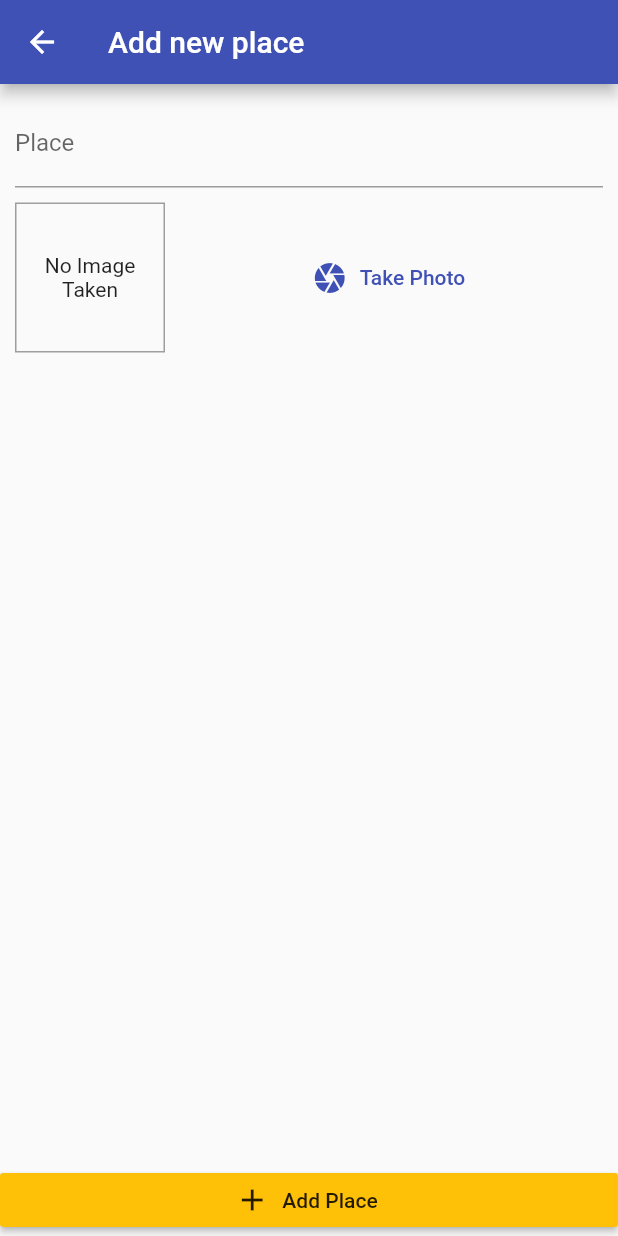
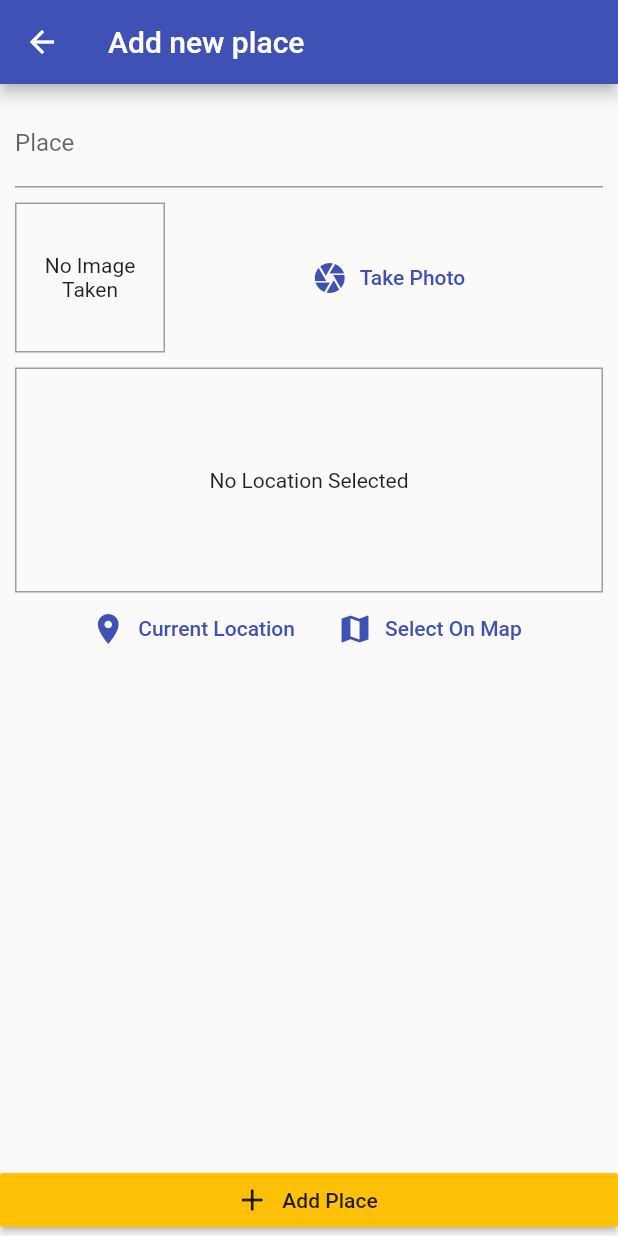
Before and after one commit to hasibulHossain/great-places, a Flutter app: the AddPlace screen opened directly, on a phone screen of 412 x 824 dp. Run offline on Flutter 3.47's test engine with Material 2 defaults, Android fonts, the phone set to English and light mode, and no system bars; our stand-ins replace geolocator, image_picker, sqflite; accounts and stored records are empty.

Commit message:
added geolocator package and location helper method

```diff
--- /dev/null
+++ b/lib/helpers/location_helpers/location_helper.dart
@@ -0,0 +1,7 @@
+const GOOGLE_MAP_API = 'AIzaSyB2RKoVBuly5gt_Jpc9wB_DyBU6Am8VSes';
+
+class LocationHelper {
+  static String generateLocationPreviewUrl({required double latitude, required double longitude}) {
+    return 'https://maps.googleapis.com/maps/api/staticmap?center=$latitude,$longitude&zoom=13&size=600x300&maptype=roadmap&markers=color:red%7Clabel:C%7C$latitude,$longitude&key=$GOOGLE_MAP_API';
+  }
+}
--- a/lib/screens/add_place/add_place_screen.dart
+++ b/lib/screens/add_place/add_place_screen.dart
@@ -13,6 +13,7 @@ import '../../providers/places/places.dart';
 
 // widgets
 import '../../widgets/image_input/image_input.dart';
+import '../../widgets/location_input/location_input.dart';
 
 class AddPlace extends StatefulWidget {
   AddPlace({Key? key}) : super(key: key);
@@ -58,7 +59,9 @@ class _AddPlaceState extends State<AddPlace> {
                           const InputDecoration(labelText: 'Place', hintText: 'Dhaka'),
                     ),
                     const SizedBox(height: 10),
-                    ImageInput(_selectImage)
+                    ImageInput(_selectImage),
+                    const SizedBox(height: 10,),
+                    const LocationInput()
                   ],
                 ),
               ),
--- /dev/null
+++ b/lib/widgets/location_input/location_input.dart
@@ -0,0 +1,117 @@
+// Core
+
+// Flutter Sdks
+import 'package:flutter/material.dart';
+
+// Packages
+import 'package:geolocator/geolocator.dart';
+import 'package:great_places/helpers/location_helpers/location_helper.dart';
+
+// Providers
+
+// Screens
+
+// Widgets
+
+// Helpers
+import '../../helpers/db_helpers/db_helper.dart';
+
+class LocationInput extends StatefulWidget {
+  const LocationInput({Key? key}) : super(key: key);
+
+  @override
+  State<LocationInput> createState() => _LocationInputState();
+}
+
+class _LocationInputState extends State<LocationInput> {
+  String? _previewImageUrl;
+
+  Future<Position> _determinePosition() async {
+  bool serviceEnabled;
+  LocationPermission permission;
+
+  // Test if location services are enabled.
+  serviceEnabled = await Geolocator.isLocationServiceEnabled();
+  if (!serviceEnabled) {
+    // Location services are not enabled don't continue
+    // accessing the position and request users of the
+    // App to enable the location services.
+    return Future.error('Location services are disabled.');
+  }
+
+  permission = await Geolocator.checkPermission();
+  if (permission == LocationPermission.denied) {
+    permission = await Geolocator.requestPermission();
+    if (permission == LocationPermission.denied) {
+      // Permissions are denied, next time you could try
+      // requesting permissions again (this is also where
+      // Android's shouldShowRequestPermissionRationale
+      // returned true. According to Android guidelines
+      // your App should show an explanatory UI now.
+      return Future.error('Location permissions are denied');
+    }
+  }
+
+  if (permission == LocationPermission.deniedForever) {
+    // Permissions are denied forever, handle appropriately.
+    return Future.error(
+      'Location permissions are permanently denied, we cannot request permissions.');
+  }
+
+  // When we reach here, permissions are granted and we can
+  // continue accessing the position of the device.
+  return await Geolocator.getCurrentPosition();
+}
+
+  @override
+  Widget build(BuildContext context) {
+    return Column(
+      children: [
+        Container(
+          height: 150,
+          alignment: Alignment.center,
+          width: double.infinity,
+          decoration: BoxDecoration(border: Border.all(color: Colors.grey)),
+          padding: const EdgeInsets.all(5),
+          child: _previewImageUrl != null
+              ? Image.network(
+                  _previewImageUrl!,
+                  fit: BoxFit.cover,
+                  width: double.infinity,
+                )
+              : const Text('No Location Selected', textAlign: TextAlign.center,),
+        ),
+        Row(
+          mainAxisAlignment: MainAxisAlignment.center,
+          children: [
+            FlatButton.icon(textColor: Theme.of(context).primaryColor, onPressed: () async {
+              try {
+                final Position position = await _determinePosition();
+                print(
+                  ''' accuracy: ${position.accuracy},
+                      altitude: ${position.altitude},
+                      floor: ${position.floor},
+                      latitude: ${position.latitude},
+                      longitude: ${position.longitude},
+                      speed: ${position.speed},
+                  '''
+                );
+
+                final staticMapImageUrl = LocationHelper.generateLocationPreviewUrl(latitude: position.latitude, longitude: position.longitude);
+
+                setState(() {
+                  _previewImageUrl = staticMapImageUrl;
+                });
+
+              } catch (e) {
+                print(' error: ${e} ');
+              }
+            }, icon: const Icon(Icons.location_on), label: const Text('Current Location')),
+            const SizedBox(height:10),
+            FlatButton.icon(textColor: Theme.of(context).primaryColor, onPressed: () {}, icon: Icon(Icons.map), label: const Text('Select On Map')),
+          ],
+        )
+      ],
+    );
+  }
+}
--- a/pubspec.yaml
+++ b/pubspec.yaml
@@ -39,6 +39,7 @@ dependencies:
   path_provider: ^2.0.9
   path: ^1.8.0
   sqflite: ^2.0.2
+  geolocator: ^8.2.0
 
 dev_dependencies:
   flutter_test:
```
Also changed, not shown: pubspec.lock, 1 other file.
